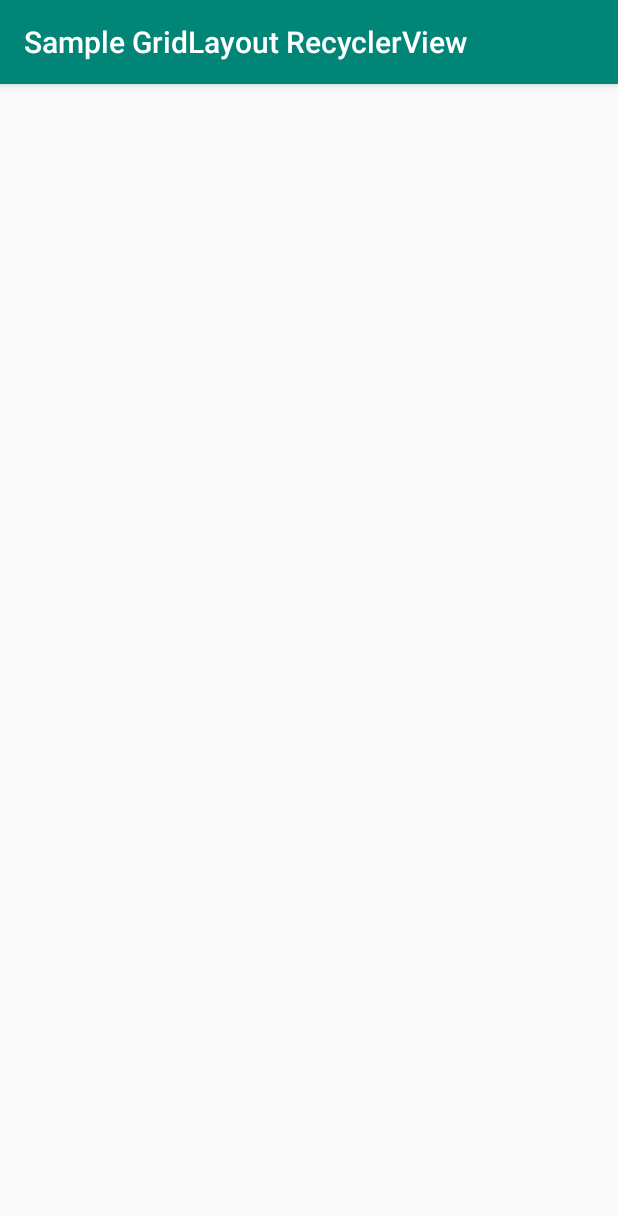
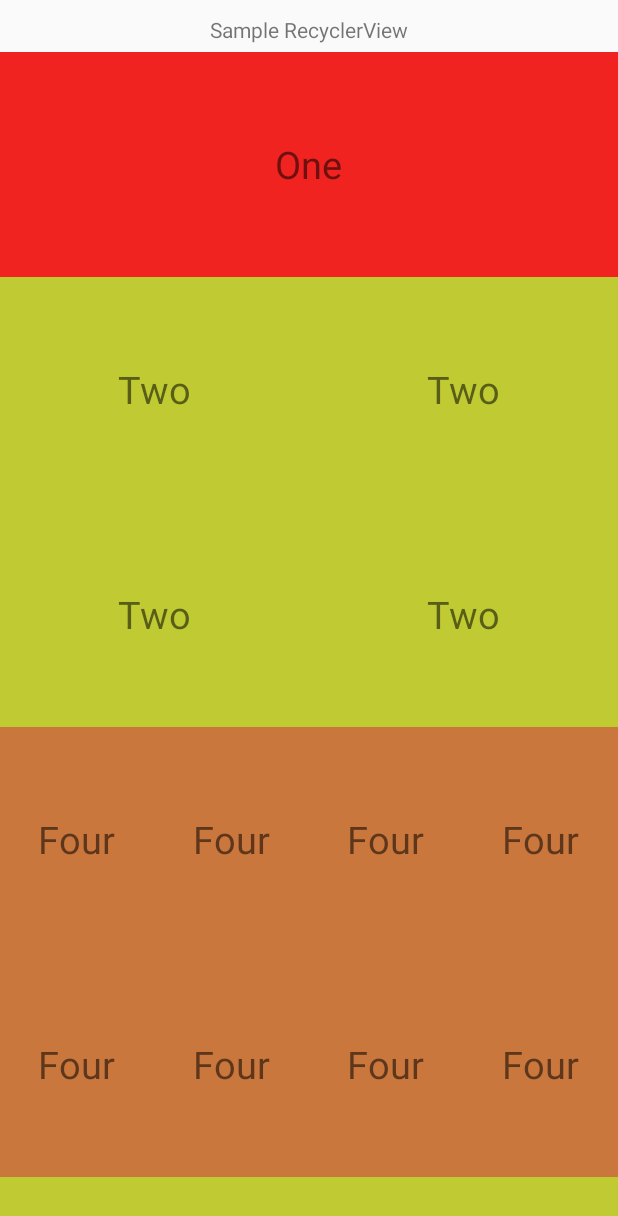
Before and after one commit to Mossito321/Sample-GridLayout-RecyclerView, an Android app: the screen it shows after launch (MainActivity), on a phone screen of 412 x 824 dp. Shown: the top 1216 px of the screen. Run offline under Robolectric (Android 15) with nearby library versions, the phone set to English and light mode, and no system bars.

Commit message:
add Recycler and show

```diff
--- a/app/build.gradle
+++ b/app/build.gradle
@@ -32,4 +32,5 @@ dependencies {
     androidTestImplementation 'androidx.test.ext:junit:1.1.0'
     androidTestImplementation 'androidx.test.espresso:espresso-core:3.1.1'
     implementation 'androidx.recyclerview:recyclerview:1.0.0'
+    implementation 'androidx.fragment:fragment-ktx:1.0.0'
 }
--- a/app/src/main/java/com/mossinwkung/samplegridlayoutrecyclerview/MainActivity.kt
+++ b/app/src/main/java/com/mossinwkung/samplegridlayoutrecyclerview/MainActivity.kt
@@ -2,8 +2,10 @@ package com.mossinwkung.samplegridlayoutrecyclerview
 
 import androidx.appcompat.app.AppCompatActivity
 import android.os.Bundle
+import android.view.Window
 import androidx.fragment.app.Fragment
 import androidx.fragment.app.FragmentTransaction
+import com.mossinwkung.samplegridlayoutrecyclerview.fragment.SampleGridRecyclerViewFragment
 
 class MainActivity : AppCompatActivity() {
 
@@ -11,11 +13,16 @@ class MainActivity : AppCompatActivity() {
 
     override fun onCreate(savedInstanceState: Bundle?) {
         super.onCreate(savedInstanceState)
+        window.requestFeature(Window.FEATURE_ACTION_BAR)
+        supportActionBar?.hide()
         setContentView(R.layout.activity_main)
+        val sampleGridRecyclerViewFragment = SampleGridRecyclerViewFragment.Companion.newInstance()
+
+        setupFragment(sampleGridRecyclerViewFragment)
     }
 
     private fun setupFragment(fragment: Fragment) {
-        var fragmentTransaction = fragmentManager.beginTransaction()
+        val fragmentTransaction = fragmentManager.beginTransaction()
         fragmentTransaction.replace(R.id.frameLayout, fragment)
         fragmentTransaction.addToBackStack(fragment.toString())
         fragmentTransaction.setTransition(FragmentTransaction.TRANSIT_FRAGMENT_OPEN)
--- /dev/null
+++ b/app/src/main/java/com/mossinwkung/samplegridlayoutrecyclerview/adapter/SampleFourItemViewHolder.kt
@@ -0,0 +1,21 @@
+package com.mossinwkung.samplegridlayoutrecyclerview.adapter
+
+import android.view.View
+import androidx.core.content.ContextCompat
+import com.mossinwkung.samplegridlayoutrecyclerview.R
+import com.mossinwkung.samplegridlayoutrecyclerview.model.SampleGridModel
+import kotlinx.android.synthetic.main.viewholder_grid_item.view.*
+
+class SampleFourItemViewHolder(val view: View) : SampleGridAdapter.SampleGridViewHolder(view) {
+    override fun bind(sampleGridModel: SampleGridModel) {
+        itemView.apply {
+            relativeLayout.setBackgroundColor(
+                ContextCompat.getColor(
+                    context,
+                    R.color.colorItemFour
+                )
+            )
+            titleTextView.text = sampleGridModel.title
+        }
+    }
+}
--- /dev/null
+++ b/app/src/main/java/com/mossinwkung/samplegridlayoutrecyclerview/adapter/SampleGridAdapter.kt
@@ -0,0 +1,78 @@
+package com.mossinwkung.samplegridlayoutrecyclerview.adapter
+
+import android.view.LayoutInflater
+import android.view.View
+import android.view.ViewGroup
+import androidx.recyclerview.widget.RecyclerView
+import com.mossinwkung.samplegridlayoutrecyclerview.R
+import com.mossinwkung.samplegridlayoutrecyclerview.fragment.SampleGridRecyclerViewFragment.Companion.VIEW_TYPE_FOUR
+import com.mossinwkung.samplegridlayoutrecyclerview.fragment.SampleGridRecyclerViewFragment.Companion.VIEW_TYPE_ONE
+import com.mossinwkung.samplegridlayoutrecyclerview.fragment.SampleGridRecyclerViewFragment.Companion.VIEW_TYPE_TWO
+import com.mossinwkung.samplegridlayoutrecyclerview.model.SampleGridModel
+
+class SampleGridAdapter : RecyclerView.Adapter<SampleGridAdapter.SampleGridViewHolder>() {
+    companion object {
+        const val TYPE_ONE = 1
+        const val TYPE_TWO = 2
+        const val TYPE_FOUR = 3
+    }
+
+    private val sampleGridModel = mutableListOf<SampleGridModel>()
+
+    abstract class SampleGridViewHolder(view: View) : RecyclerView.ViewHolder(view) {
+        abstract fun bind(sampleGridModel: SampleGridModel)
+    }
+
+    override fun onCreateViewHolder(parent: ViewGroup, viewType: Int): SampleGridViewHolder {
+        val layoutInflater = LayoutInflater.from(parent.context)
+        return when (viewType) {
+            TYPE_ONE -> SampleOneItemViewHolder(
+                view = layoutInflater.inflate(
+                    R.layout.viewholder_grid_item,
+                    parent, false
+                )
+            )
+            TYPE_TWO -> SampleTwoItemViewHolder(
+                view = layoutInflater.inflate(
+                    R.layout.viewholder_grid_item,
+                    parent, false
+                )
+            )
+            TYPE_FOUR -> SampleFourItemViewHolder(
+                view = layoutInflater.inflate(
+                    R.layout.viewholder_grid_item,
+                    parent, false
+                )
+            )
+            else -> SampleOneItemViewHolder(
+                view = layoutInflater.inflate(
+                    R.layout.viewholder_grid_item,
+                    parent, false
+                )
+            )
+        }
+    }
+
+    override fun getItemCount(): Int {
+        return sampleGridModel.size
+    }
+
+    override fun getItemViewType(position: Int): Int {
+        return when (sampleGridModel[position].viewType) {
+            VIEW_TYPE_ONE -> TYPE_ONE
+            VIEW_TYPE_TWO -> TYPE_TWO
+            VIEW_TYPE_FOUR -> TYPE_FOUR
+            else -> TYPE_ONE
+        }
+    }
+
+    override fun onBindViewHolder(holder: SampleGridViewHolder, position: Int) {
+        val item = sampleGridModel[position]
+        holder.bind(item)
+    }
+
+    fun setItemList(gridItemList: List<SampleGridModel>) {
+        sampleGridModel.clear()
+        sampleGridModel.addAll(gridItemList)
+    }
+}
--- /dev/null
+++ b/app/src/main/java/com/mossinwkung/samplegridlayoutrecyclerview/adapter/SampleGridLayoutManager.kt
@@ -0,0 +1,40 @@
+package com.mossinwkung.samplegridlayoutrecyclerview.adapter
+
+import android.content.Context
+import androidx.recyclerview.widget.GridLayoutManager
+import androidx.recyclerview.widget.RecyclerView
+
+class SampleGridLayoutManager(
+    context: Context?,
+    spanCount: Int,
+    val adapter: RecyclerView.Adapter<SampleGridAdapter.SampleGridViewHolder>
+) : GridLayoutManager(context, spanCount) {
+
+    private val DEFAULT_SPAN_SIZE = 1
+    private val TWO_SPAN_SIZE = 2
+
+    init {
+        spanSizeLookup = MovieSpanSizeLookup()
+    }
+
+    inner class MovieSpanSizeLookup : GridLayoutManager.SpanSizeLookup() {
+        override fun getSpanSize(position: Int): Int {
+            val viewType = adapter.getItemViewType(position)
+
+            if (adapter is SampleGridAdapter) {
+                return when (viewType) {
+                    SampleGridAdapter.TYPE_FOUR -> {
+                        DEFAULT_SPAN_SIZE
+                    }
+                    SampleGridAdapter.TYPE_TWO -> {
+                        TWO_SPAN_SIZE
+                    }
+                    else -> {
+                        spanCount
+                    }
+                }
+            }
+            return DEFAULT_SPAN_SIZE
+        }
+    }
+}
--- /dev/null
+++ b/app/src/main/java/com/mossinwkung/samplegridlayoutrecyclerview/adapter/SampleOneItemViewHolder.kt
@@ -0,0 +1,16 @@
+package com.mossinwkung.samplegridlayoutrecyclerview.adapter
+
+import android.view.View
+import androidx.core.content.ContextCompat
+import com.mossinwkung.samplegridlayoutrecyclerview.R
+import com.mossinwkung.samplegridlayoutrecyclerview.model.SampleGridModel
+import kotlinx.android.synthetic.main.viewholder_grid_item.view.*
+
+class SampleOneItemViewHolder(val view: View) : SampleGridAdapter.SampleGridViewHolder(view) {
+    override fun bind(sampleGridModel: SampleGridModel) {
+        itemView.apply {
+            relativeLayout.setBackgroundColor(ContextCompat.getColor(context, R.color.colorItemOne))
+            titleTextView.text = sampleGridModel.title
+        }
+    }
+}
--- /dev/null
+++ b/app/src/main/java/com/mossinwkung/samplegridlayoutrecyclerview/adapter/SampleTwoItemViewHolder.kt
@@ -0,0 +1,16 @@
+package com.mossinwkung.samplegridlayoutrecyclerview.adapter
+
+import android.view.View
+import androidx.core.content.ContextCompat
+import com.mossinwkung.samplegridlayoutrecyclerview.R
+import com.mossinwkung.samplegridlayoutrecyclerview.model.SampleGridModel
+import kotlinx.android.synthetic.main.viewholder_grid_item.view.*
+
+class SampleTwoItemViewHolder (val view: View) : SampleGridAdapter.SampleGridViewHolder(view) {
+    override fun bind(sampleGridModel: SampleGridModel) {
+        itemView.apply {
+            relativeLayout.setBackgroundColor(ContextCompat.getColor(context, R.color.colorItemTwo))
+            titleTextView.text = sampleGridModel.title
+        }
+    }
+}
--- /dev/null
+++ b/app/src/main/java/com/mossinwkung/samplegridlayoutrecyclerview/fragment/SampleGridRecyclerViewFragment.kt
@@ -0,0 +1,82 @@
+package com.mossinwkung.samplegridlayoutrecyclerview.fragment
+
+import android.os.Bundle
+import android.view.LayoutInflater
+import android.view.View
+import android.view.ViewGroup
+import androidx.fragment.app.Fragment
+import com.mossinwkung.samplegridlayoutrecyclerview.R
+import com.mossinwkung.samplegridlayoutrecyclerview.adapter.SampleGridAdapter
+import com.mossinwkung.samplegridlayoutrecyclerview.adapter.SampleGridLayoutManager
+import com.mossinwkung.samplegridlayoutrecyclerview.model.SampleGridModel
+import kotlinx.android.synthetic.main.fragment_sample_grid_recycler.*
+
+class SampleGridRecyclerViewFragment : Fragment() {
+    companion object {
+        const val VIEW_TYPE_ONE = "type_one"
+        const val VIEW_TYPE_TWO = "type_two"
+        const val VIEW_TYPE_FOUR = "type_four"
+
+        fun newInstance(): SampleGridRecyclerViewFragment {
+            return SampleGridRecyclerViewFragment()
+        }
+    }
+
+    private val GRID_SPAN_COUNT = 4
+    private lateinit var sampleGridAdapter: SampleGridAdapter
+
+    override fun onCreateView(
+        inflater: LayoutInflater,
+        container: ViewGroup?,
+        savedInstanceState: Bundle?
+    ): View? {
+        return inflater.inflate(R.layout.fragment_sample_grid_recycler, container, false)
+    }
+
+    override fun onViewCreated(view: View, savedInstanceState: Bundle?) {
+        super.onViewCreated(view, savedInstanceState)
+        initAdapter()
+    }
+
+    private fun initAdapter() {
+        val sampleGridItemlist = mutableListOf<SampleGridModel>()
+        val sampleGridModel = SampleGridModel().apply {
+            title = "One"
+            viewType = VIEW_TYPE_ONE
+        }
+        sampleGridItemlist.add(sampleGridModel)
+        for (x in 0..3) {
+            val sampleGridModel = SampleGridModel().apply {
+                title = "Two"
+                viewType = VIEW_TYPE_TWO
+            }
+            sampleGridItemlist.add(sampleGridModel)
+        }
+        for (x in 0..7) {
+            val sampleGridModel = SampleGridModel().apply {
+                title = "Four"
+                viewType = VIEW_TYPE_FOUR
+            }
+            sampleGridItemlist.add(sampleGridModel)
+        }
+        for (x in 0..3) {
+            val sampleGridModel = SampleGridModel().apply {
+                title = "Two"
+                viewType = VIEW_TYPE_TWO
+            }
+            sampleGridItemlist.add(sampleGridModel)
+        }
+        sampleGridItemlist.add(sampleGridModel)
+        sampleGridItemlist.add(sampleGridModel)
+
+        sampleGridAdapter = SampleGridAdapter()
+        val sampleGridLayoutManager =
+            SampleGridLayoutManager(context, GRID_SPAN_COUNT, sampleGridAdapter)
+        sampleGridAdapter.let { sampleGridAdapter ->
+            sampleGridAdapter.setItemList(sampleGridItemlist)
+            sampleGridAdapter.notifyDataSetChanged()
+            sampleGridRecyclerView?.layoutManager = sampleGridLayoutManager
+            sampleGridRecyclerView?.adapter = sampleGridAdapter
+        }
+    }
+}
--- /dev/null
+++ b/app/src/main/java/com/mossinwkung/samplegridlayoutrecyclerview/model/SampleGridModel.kt
@@ -0,0 +1,6 @@
+package com.mossinwkung.samplegridlayoutrecyclerview.model
+
+class SampleGridModel {
+    var title = ""
+    var viewType = ""
+}
--- /dev/null
+++ b/app/src/main/res/layout/fragment_sample_grid_recycler.xml
@@ -0,0 +1,20 @@
+<?xml version="1.0" encoding="utf-8"?>
+<RelativeLayout xmlns:android="http://schemas.android.com/apk/res/android"
+    android:layout_width="match_parent"
+    android:layout_height="match_parent">
+
+    <TextView
+        android:id="@+id/headerTextView"
+        android:layout_width="wrap_content"
+        android:layout_height="wrap_content"
+        android:layout_centerHorizontal="true"
+        android:layout_marginTop="10dp"
+        android:layout_marginBottom="5dp"
+        android:text="Sample RecyclerView" />
+
+    <androidx.recyclerview.widget.RecyclerView
+        android:id="@+id/sampleGridRecyclerView"
+        android:layout_width="match_parent"
+        android:layout_height="match_parent"
+        android:layout_below="@+id/headerTextView" />
+</RelativeLayout>
--- /dev/null
+++ b/app/src/main/res/layout/viewholder_grid_item.xml
@@ -0,0 +1,15 @@
+<?xml version="1.0" encoding="utf-8"?>
+<RelativeLayout xmlns:android="http://schemas.android.com/apk/res/android"
+    xmlns:tools="http://schemas.android.com/tools"
+    android:id="@+id/relativeLayout"
+    android:layout_width="match_parent"
+    android:layout_height="150dp">
+
+    <TextView
+        android:id="@+id/titleTextView"
+        android:layout_width="wrap_content"
+        android:layout_height="wrap_content"
+        android:layout_centerInParent="true"
+        android:textSize="25sp"
+        tools:text="Test" />
+</RelativeLayout>
--- a/app/src/main/res/values/colors.xml
+++ b/app/src/main/res/values/colors.xml
@@ -3,4 +3,8 @@
     <color name="colorPrimary">#008577</color>
     <color name="colorPrimaryDark">#00574B</color>
     <color name="colorAccent">#D81B60</color>
+    <color name="colorItemOne">#F02320</color>
+    <color name="colorItemTwo">#C0CB33</color>
+    <color name="colorItemFour">#CA773D</color>
+
 </resources>
```
